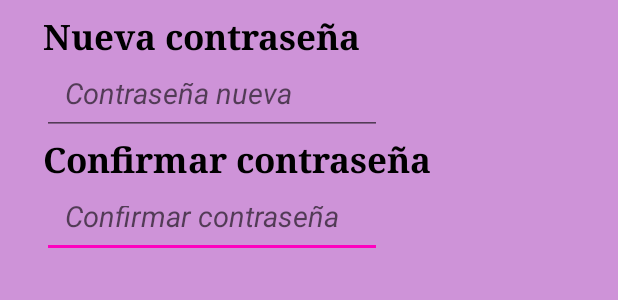
After one commit to terroru29/PetControlApi22, an Android app: the layout dialog_change_password.xml on its own in the app's theme, with its tools: preview values and no code run, on a phone screen of 412 x 824 dp. The commit adds this screen. Shown: the top 300 px of the screen. Run offline under Robolectric (Android 15) with nearby library versions, the phone set to English and light mode, and no system bars.

Commit message:
Cuadro diálogo

```diff
--- a/app/src/main/res/layout/activity_login_petcontrol.xml
+++ b/app/src/main/res/layout/activity_login_petcontrol.xml
@@ -74,6 +74,7 @@
         android:textColor="@color/link_blue"
         android:textSize="13sp"
         android:textStyle="italic"
+        android:onClick="forgotPassword"
         app:layout_constraintBottom_toBottomOf="parent"
         app:layout_constraintEnd_toEndOf="parent"
         app:layout_constraintHorizontal_bias="0.692"
@@ -133,7 +134,7 @@
         android:trackTint="@color/switch_track_background"
         app:layout_constraintBottom_toBottomOf="parent"
         app:layout_constraintEnd_toEndOf="parent"
-        app:layout_constraintHorizontal_bias="0.796"
+        app:layout_constraintHorizontal_bias="0.797"
         app:layout_constraintStart_toStartOf="parent"
         app:layout_constraintTop_toTopOf="parent"
         app:layout_constraintVertical_bias="0.477"
--- /dev/null
+++ b/app/src/main/res/layout/dialog_change_password.xml
@@ -0,0 +1,61 @@
+<?xml version="1.0" encoding="utf-8"?>
+<androidx.constraintlayout.widget.ConstraintLayout xmlns:android="http://schemas.android.com/apk/res/android"
+    xmlns:app="http://schemas.android.com/apk/res-auto"
+    android:layout_width="match_parent"
+    android:layout_height="match_parent"
+    android:background="#CE93D8">
+
+    <TextView
+        android:id="@+id/txtNewPassword"
+        style="@style/tags"
+        android:layout_width="wrap_content"
+        android:layout_height="wrap_content"
+        android:layout_marginTop="8dp"
+        android:text="@string/new_password"
+        app:layout_constraintEnd_toEndOf="parent"
+        app:layout_constraintHorizontal_bias="0.142"
+        app:layout_constraintStart_toStartOf="parent"
+        app:layout_constraintTop_toTopOf="parent" />
+
+    <EditText
+        android:id="@+id/etConfirmPassword"
+        style="@style/edit_text"
+        android:layout_width="wrap_content"
+        android:layout_height="50dp"
+        android:autofillHints="password"
+        android:ems="10"
+        android:hint="@string/confirm_password"
+        android:inputType="textPassword"
+        app:layout_constraintEnd_toEndOf="parent"
+        app:layout_constraintHorizontal_bias="0.152"
+        app:layout_constraintStart_toStartOf="parent"
+        app:layout_constraintTop_toBottomOf="@id/txtConfirmPassword" />
+
+    <TextView
+        android:id="@+id/txtConfirmPassword"
+        style="@style/tags"
+        android:layout_width="wrap_content"
+        android:layout_height="wrap_content"
+        android:text="@string/confirm_password"
+        app:layout_constraintEnd_toEndOf="parent"
+        app:layout_constraintHorizontal_bias="0.187"
+        app:layout_constraintStart_toStartOf="parent"
+        app:layout_constraintTop_toBottomOf="@id/etNewPassword" />
+
+    <EditText
+        android:id="@+id/etNewPassword"
+        style="@style/edit_text"
+        android:layout_width="wrap_content"
+        android:layout_height="50dp"
+        android:autofillHints="password"
+        android:ems="10"
+        android:hint="@string/hint_new_password"
+        android:inputType="textPassword"
+        app:layout_constraintBottom_toTopOf="@id/txtConfirmPassword"
+        app:layout_constraintEnd_toEndOf="parent"
+        app:layout_constraintHorizontal_bias="0.152"
+        app:layout_constraintStart_toStartOf="parent"
+        app:layout_constraintTop_toBottomOf="@id/txtNewPassword"
+        app:layout_constraintVertical_bias="0.0" />
+
+</androidx.constraintlayout.widget.ConstraintLayout>
--- a/app/src/main/res/values/strings.xml
+++ b/app/src/main/res/values/strings.xml
@@ -27,6 +27,14 @@
     <string name="terms">Acepte las condiciones de uso y privacidad   </string>
     <string name="log_in">Iniciar sesión</string>
     <string name="sign_up">Registrarse</string>
+
+    <!-- CHANGE PASSWORD -->
+    <string name="new_password">Nueva contraseña</string>
+    <string name="hint_new_password">Contraseña nueva</string>
+    <string name="confirm_password">Confirmar contraseña</string>
+    <string name="hint_confirm_password">Confirmar contraseña</string>
+    <string name="btn_accept">Aceptar</string>
+    <string name="btn_cancel">Cancelar</string>
 
     <!-- REGISTER -->
     <string name="title_settings_user">Datos del usuario</string>
```
Also changed, not shown: app/src/main/java/net/petcontrol/PetControlApi22/LoginPetControl.java (+65 -2 lines).
